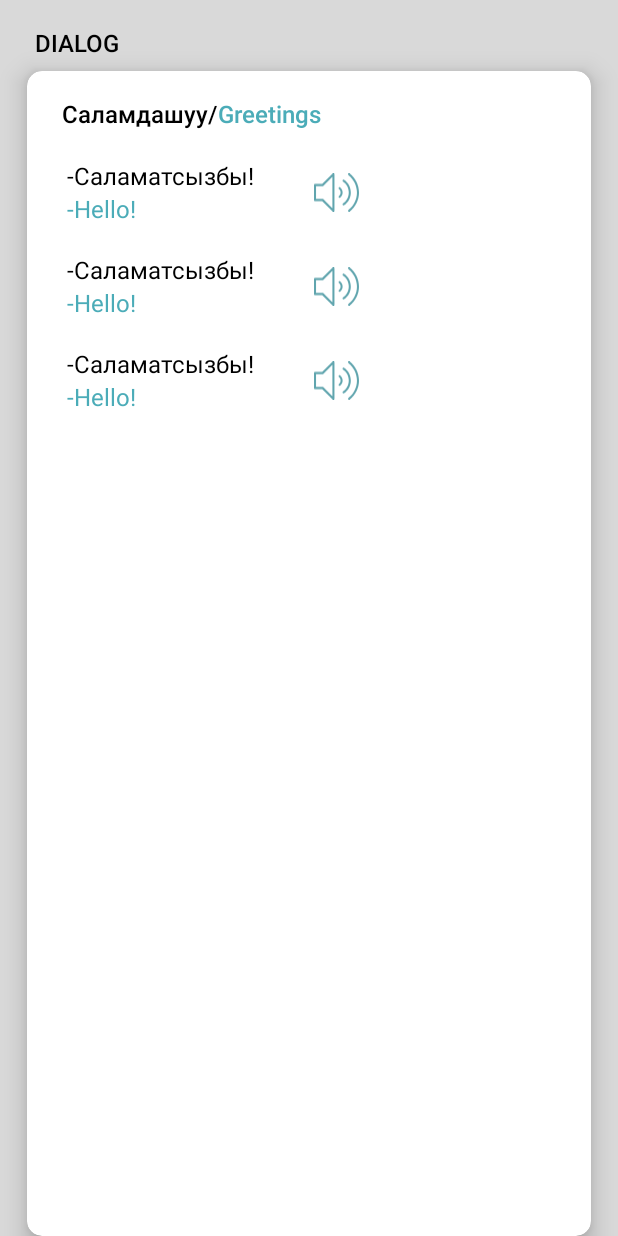
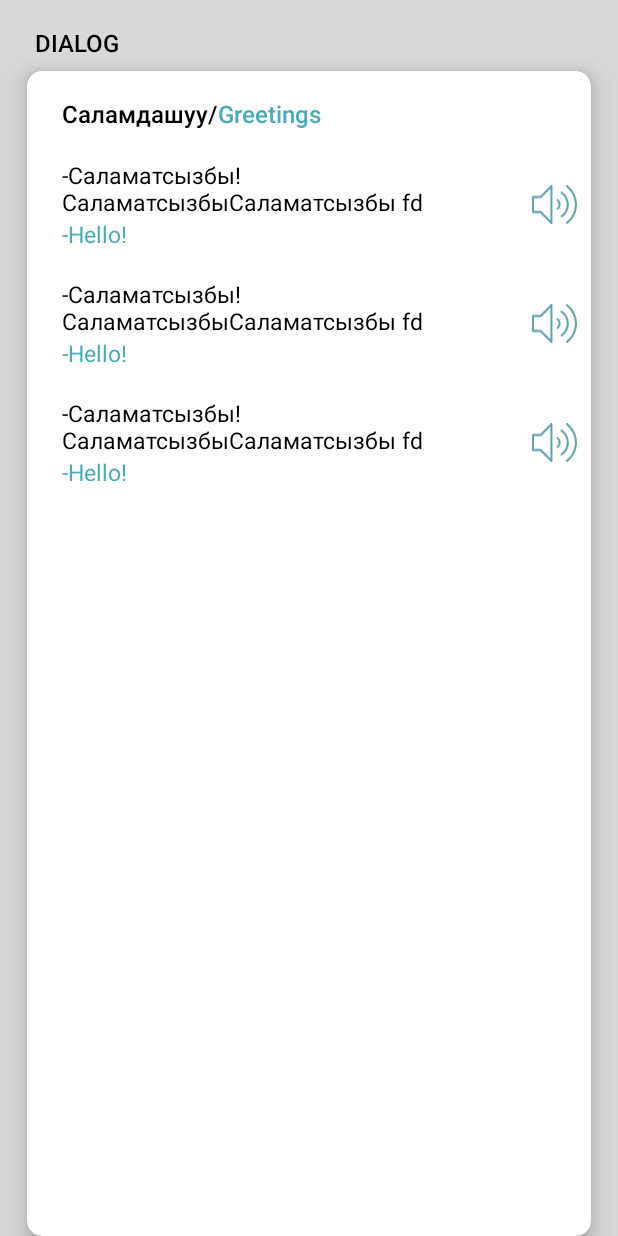
Before and after one commit to asaidillaeva/kyrgyzBilim, an Android app: the layout fragment_dialog.xml on its own in the app's theme, with its tools: preview values and no code run, on a phone screen of 412 x 824 dp. Run offline under Robolectric (Android 15) with nearby library versions, the phone set to English and light mode, and no system bars.

Commit message:
dialog fixed

```diff
--- a/app/src/main/java/com/kyrgyzbilim/ui/adapters/TopicAdapter.kt
+++ b/app/src/main/java/com/kyrgyzbilim/ui/adapters/TopicAdapter.kt
@@ -53,7 +53,7 @@ class TopicAdapter : ListAdapter<Topic, TopicAdapter.ThemeViewHolder>(DIFF) {
                     "Dialogs" ->
                         SectionsFragmentDirections.actionSectionsFragmentToDialogFragmentK(currentTheme.id,currentTheme.name, currentTheme.translated_name)
                     "Texts" ->
-                        SectionsFragmentDirections.actionSectionsFragmentToTextFragment(currentTheme.id)
+                        SectionsFragmentDirections.actionSectionsFragmentToTextFragment(currentTheme.id,currentTheme.name, currentTheme.translated_name)
                     "Grammar" ->
                         SectionsFragmentDirections.actionSectionsFragmentToGrammarFragment(currentTheme.id, currentTheme.name, currentTheme.translated_name)
                     else -> SectionsFragmentDirections.actionSectionsFragmentToErrorFragment()
--- a/app/src/main/res/layout/fragment_dialog.xml
+++ b/app/src/main/res/layout/fragment_dialog.xml
@@ -90,7 +90,7 @@
                 android:id="@+id/recyclerDialog"
                 android:layout_width="wrap_content"
                 android:layout_height="wrap_content"
-                android:layout_marginStart="17dp"
+                android:layout_marginStart="16dp"
                 android:layout_marginTop="49dp"
                 tools:listitem="@layout/item_dialog" />
         </androidx.cardview.widget.CardView>
--- a/app/src/main/res/layout/fragment_sections.xml
+++ b/app/src/main/res/layout/fragment_sections.xml
@@ -51,7 +51,7 @@
                 android:layout_marginStart="32dp"
                 android:gravity="center_horizontal|center_vertical"
                 android:letterSpacing="0.04"
-                android:text="Greetings"
+                android:text="Sections"
                 android:textAllCaps="true"
                 android:textColor="@color/darkWhite"
                 android:textSize="18sp" />
--- a/app/src/main/res/layout/item_dialog.xml
+++ b/app/src/main/res/layout/item_dialog.xml
@@ -3,15 +3,16 @@
     xmlns:app="http://schemas.android.com/apk/res-auto"
     android:layout_width="match_parent"
     android:layout_height="wrap_content"
+    xmlns:tools="http://schemas.android.com/tools"
     android:layout_margin="4dp"
     android:backgroundTint="@color/white"
-    android:orientation="horizontal"
-    android:padding="5dp">
+    android:orientation="horizontal">
 
     <LinearLayout
-        android:layout_width="wrap_content"
+        android:layout_width="350dp"
         android:layout_height="wrap_content"
         android:orientation="vertical"
+        android:padding="5dp"
         app:layout_constraintBottom_toBottomOf="parent"
         app:layout_constraintEnd_toStartOf="@+id/listenDialog"
         app:layout_constraintHorizontal_bias="0.08"
@@ -22,10 +23,9 @@
             android:id="@+id/dialog"
             android:layout_width="match_parent"
             android:layout_height="wrap_content"
-            android:layout_marginEnd="40dp"
-            android:text="-Саламатсызбы!"
+            tools:text="-Саламатсызбы!СаламатсызбыСаламатсызбы fd"
             android:textColor="@color/black"
-            android:textSize="16sp"
+            android:textSize="15sp"
             app:layout_constraintEnd_toStartOf="@+id/listenDialog"
             app:layout_constraintStart_toStartOf="parent"
             app:layout_constraintTop_toTopOf="parent" />
@@ -37,7 +37,9 @@
             android:layout_marginEnd="40dp"
             android:text="-Hello!"
             android:textColor="@color/darkMain"
-            android:textSize="16sp"
+            android:textSize="15sp"
+            android:ellipsize="none"
+            android:scrollHorizontally="false"
             app:layout_constraintBottom_toBottomOf="parent"
             app:layout_constraintEnd_toStartOf="@+id/listenDialog"
             app:layout_constraintStart_toStartOf="parent"
--- a/app/src/main/res/layout/item_grammar.xml
+++ b/app/src/main/res/layout/item_grammar.xml
@@ -13,6 +13,7 @@
         android:layout_margin="10dp"
         tools:text="Сабакка чыгып жатканда алгач китеп кабыңызды текшериңиз. Китеп кабыңызга китеп, дептер, калем сап, телефон жана ачкычтарды салыңыз. Эң башкысы капчыгыңызды унутпаңыз, анткени сизге керектүү акча каражатыңыз ал жерде сакталуу жана автобуска жол кире төлөйсүз. "
         android:textSize="15sp"
+        android:padding="5dp"
         android:lineSpacingExtra="0.05dp"
         android:textColor="@color/black"/>
 
--- a/app/src/main/res/layout/item_text.xml
+++ b/app/src/main/res/layout/item_text.xml
@@ -12,6 +12,7 @@
         android:layout_margin="10dp"
         android:text="Сабакка чыгып жатканда алгач китеп кабыңызды текшериңиз. Китеп кабыңызга китеп, дептер, калем сап, телефон жана ачкычтарды салыңыз. Эң башкысы капчыгыңызды унутпаңыз, анткени сизге керектүү акча каражатыңыз ал жерде сакталуу жана автобуска жол кире төлөйсүз. "
         android:textSize="15sp"
+        android:padding="5dp"
         android:lineSpacingExtra="0.05dp"
         android:textColor="@color/black"/>
 </LinearLayout>
```
